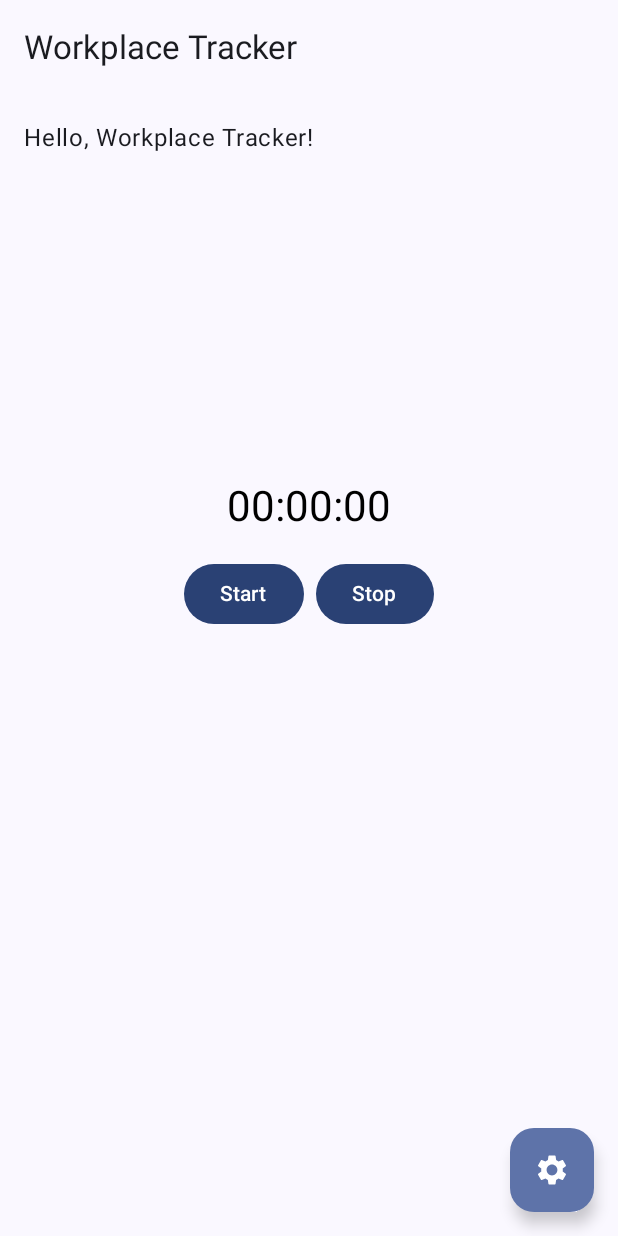
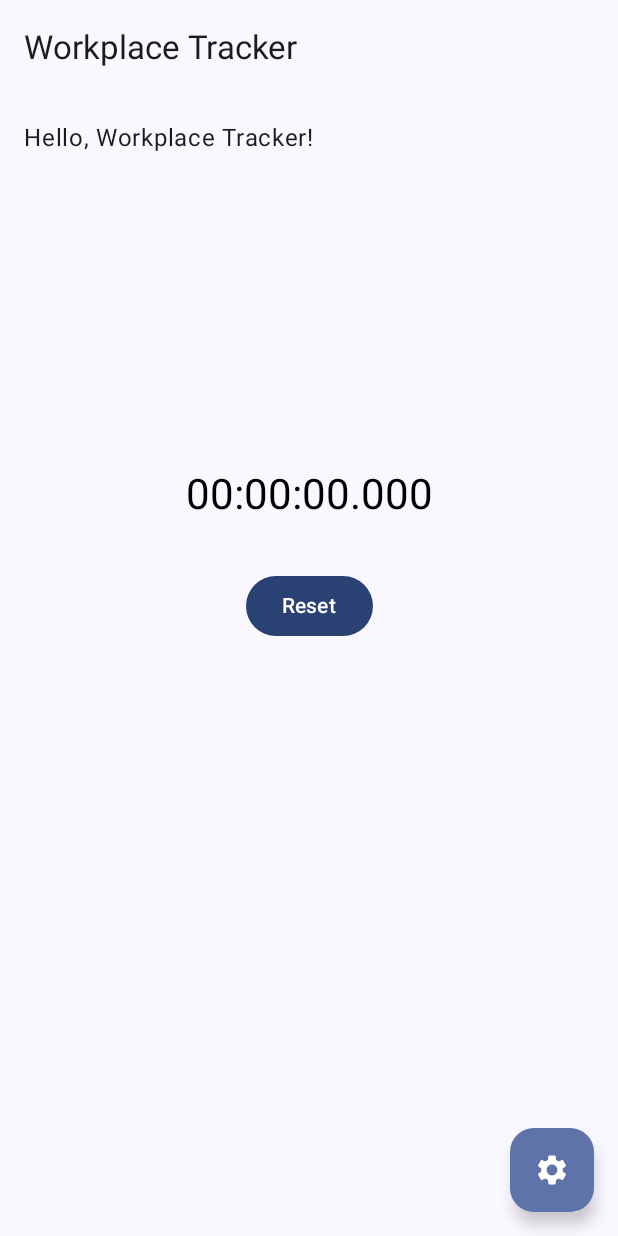
Before and after one commit to pamppe/WorkPlaceTracking, an Android app built with Jetpack Compose: the screen it shows after launch (MainActivity), on a phone screen of 412 x 824 dp. Run offline under Robolectric (Android 15) with nearby library versions, the phone set to English and light mode, and no system bars.

Commit message:
timer fixes

```diff
--- a/app/src/main/java/com/emill/workplacetracking/MainActivity.kt
+++ b/app/src/main/java/com/emill/workplacetracking/MainActivity.kt
@@ -3,6 +3,7 @@ package com.emill.workplacetracking
 import android.os.Bundle
 import androidx.activity.ComponentActivity
 import androidx.activity.compose.setContent
+import androidx.compose.foundation.clickable
 import androidx.compose.foundation.layout.Box
 import androidx.compose.foundation.layout.Column
 import androidx.compose.foundation.layout.Row
@@ -107,19 +108,23 @@ fun TimerScreen(timerViewModel: TimerViewModel = viewModel()) {
                 .align(Alignment.Center)
                 .offset(y = (-50).dp)
         ) {
-            Text(text = time, style = MaterialTheme.typography.headlineMedium, modifier = Modifier.padding(16.dp))
-            Row {
-                Button(onClick = { timerViewModel.startTimer() }) {
-                    Text("Start")
-                }
-                Spacer(modifier = Modifier.width(8.dp))
-                Button(onClick = { timerViewModel.stopTimer() }) {
-                    Text("Stop")
-                }
+            Text(
+                text = time,
+                style = MaterialTheme.typography.headlineMedium,
+                modifier = Modifier
+                    .padding(16.dp)
+                    .clickable { timerViewModel.toggleTimer() }
+            )
+            Button(
+                onClick = { timerViewModel.resetTimer() },
+                modifier = Modifier.padding(top = 16.dp)
+            ) {
+                Text("Reset")
             }
         }
     }
 }
+
 @Composable
 fun SettingsDialog(showDialog: MutableState<Boolean>, onDismiss: () -> Unit) {
     // Assuming you store these settings in a ViewModel or similar
```
Also changed, not shown: app/src/main/java/com/emill/workplacetracking/TimerViewModel.kt (+21 -10 lines).
